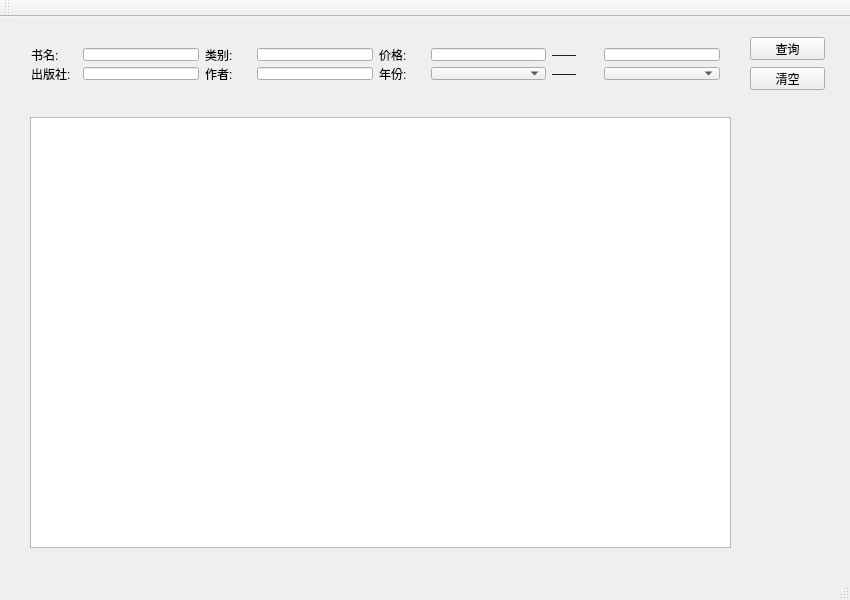
zzx02/BookManagement, file mainwindow.ui: the form before one commit.
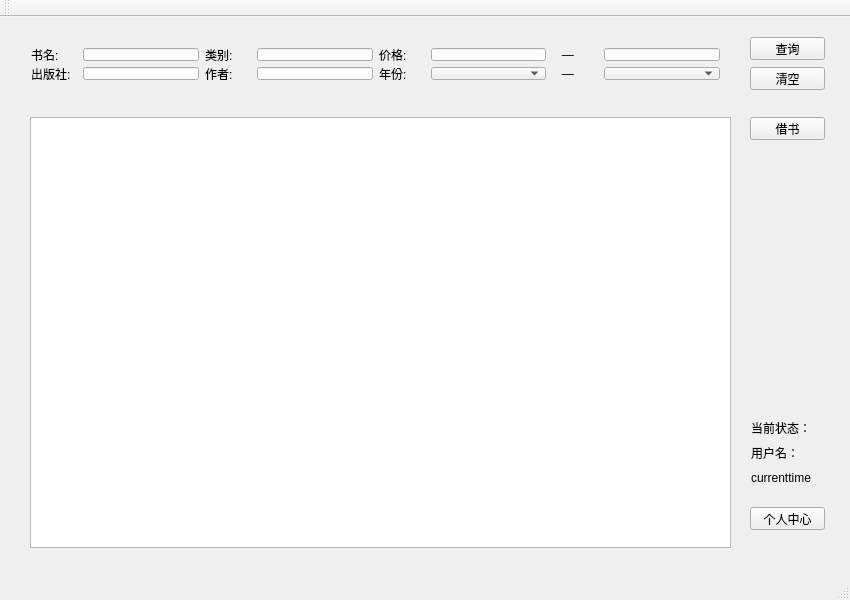
The form after the commit.

Commit message: v0.3 Add User Login in Mainwindow, and add the function of borrow book, renew some ui settings in Mainwindow.

Patch:
```diff
--- a/mainwindow.ui
+++ b/mainwindow.ui
@@ -127,7 +127,7 @@
          <item>
           <widget class="QLabel" name="label_7">
            <property name="text">
-            <string>——</string>
+            <string>   —</string>
            </property>
           </widget>
          </item>
@@ -141,7 +141,7 @@
          <item>
           <widget class="QLabel" name="label_4">
            <property name="text">
-            <string>——</string>
+            <string>   —</string>
            </property>
           </widget>
          </item>
@@ -199,6 +199,65 @@
      <bool>false</bool>
     </property>
    </widget>
+   <widget class="QPushButton" name="pushButton_3">
+    <property name="geometry">
+     <rect>
+      <x>750</x>
+      <y>490</y>
+      <width>75</width>
+      <height>23</height>
+     </rect>
+    </property>
+    <property name="text">
+     <string>个人中心</string>
+    </property>
+   </widget>
+   <widget class="QPushButton" name="borrowButton">
+    <property name="geometry">
+     <rect>
+      <x>750</x>
+      <y>100</y>
+      <width>75</width>
+      <height>23</height>
+     </rect>
+    </property>
+    <property name="text">
+     <string>借书</string>
+    </property>
+   </widget>
+   <widget class="QWidget" name="verticalLayoutWidget">
+    <property name="geometry">
+     <rect>
+      <x>740</x>
+      <y>390</y>
+      <width>101</width>
+      <height>91</height>
+     </rect>
+    </property>
+    <layout class="QVBoxLayout" name="verticalLayout_2">
+     <item>
+      <widget class="QLabel" name="conditionLabel">
+       <property name="text">
+        <string>当前状态：</string>
+       </property>
+      </widget>
+     </item>
+     <item>
+      <widget class="QLabel" name="usernameLabel">
+       <property name="text">
+        <string>用户名：</string>
+       </property>
+      </widget>
+     </item>
+     <item>
+      <widget class="QLabel" name="timeLabel">
+       <property name="text">
+        <string>currenttime</string>
+       </property>
+      </widget>
+     </item>
+    </layout>
+   </widget>
   </widget>
   <widget class="QMenuBar" name="menuBar">
    <property name="geometry">
```
Left out of the diff: 15 changed lines with no effect on the pictures. The commit also changes 15 other files.
